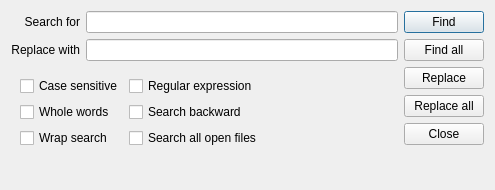
The window that src/finddialog.ui (rosco-pc/pzst) describes before a commit, drawn with Qt 5.
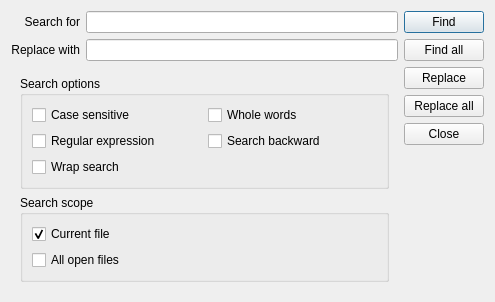
The same window after the commit. Icons and pictures are not drawn.

Commit message: added new search engine

What changed in the file:
```diff
--- a/src/finddialog.ui
+++ b/src/finddialog.ui
@@ -7,7 +7,7 @@
     <x>0</x>
     <y>0</y>
     <width>495</width>
-    <height>190</height>
+    <height>268</height>
    </rect>
   </property>
   <property name="windowTitle">
@@ -65,6 +65,12 @@
       </item>
       <item>
        <widget class="QWidget" name="widget_2" native="true">
+        <layout class="QVBoxLayout" name="verticalLayout">
+         <item>
+          <widget class="QGroupBox" name="groupBox">
+           <property name="title">
+            <string>Search options</string>
+           </property>
         <layout class="QGridLayout" name="gridLayout_3">
          <item row="0" column="0">
           <widget class="QCheckBox" name="cs">
@@ -74,64 +80,60 @@
           </widget>
          </item>
          <item row="0" column="1">
+             <widget class="QCheckBox" name="wo">
+              <property name="text">
+               <string>Whole words</string>
+              </property>
+             </widget>
+            </item>
+            <item row="1" column="0">
           <widget class="QCheckBox" name="re">
            <property name="text">
             <string>Regular expression</string>
            </property>
           </widget>
          </item>
-         <item row="3" column="1">
+            <item row="1" column="1">
           <widget class="QCheckBox" name="backward">
            <property name="text">
             <string>Search backward</string>
            </property>
           </widget>
          </item>
-         <item row="3" column="0">
-          <widget class="QCheckBox" name="wo">
-           <property name="text">
-            <string>Whole words</string>
-           </property>
-          </widget>
-         </item>
-         <item row="6" column="1">
-          <spacer name="verticalSpacer_2">
-           <property name="orientation">
-            <enum>Qt::Vertical</enum>
-           </property>
-           <property name="sizeHint" stdset="0">
-            <size>
-             <width>20</width>
-             <height>40</height>
-            </size>
-           </property>
-          </spacer>
-         </item>
-         <item row="0" column="2">
-          <spacer name="horizontalSpacer">
-           <property name="orientation">
-            <enum>Qt::Horizontal</enum>
-           </property>
-           <property name="sizeHint" stdset="0">
-            <size>
-             <width>40</width>
-             <height>20</height>
-            </size>
-           </property>
-          </spacer>
-         </item>
-         <item row="4" column="0">
-          <widget class="QCheckBox" name="wrap">
+            <item row="2" column="0">
+             <widget class="QCheckBox" name="wrapSearch">
            <property name="text">
             <string>Wrap search</string>
            </property>
           </widget>
          </item>
-         <item row="4" column="1">
-          <widget class="QCheckBox" name="allFiles">
+           </layout>
+          </widget>
+         </item>
+         <item>
+          <widget class="QGroupBox" name="searchScope">
+           <property name="title">
+            <string>Search scope</string>
+           </property>
+           <layout class="QVBoxLayout" name="verticalLayout_3">
+            <item>
+             <widget class="QCheckBox" name="currentFile">
            <property name="text">
-            <string>Search all open files</string>
-           </property>
+               <string>Current file</string>
+              </property>
+              <property name="checked">
+               <bool>true</bool>
+              </property>
+             </widget>
+            </item>
+            <item>
+             <widget class="QCheckBox" name="openFiles">
+              <property name="text">
+               <string>All open files</string>
+              </property>
+             </widget>
+            </item>
+           </layout>
           </widget>
          </item>
         </layout>
```
Left out of the diff: 19 changed lines with no effect on the pictures. Lines whose indentation alone changed are shown as unchanged. The commit also changes 15 other files.
